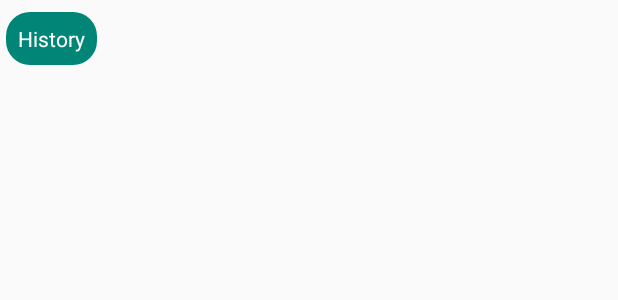
After one commit to studybar/studybar, an Android app: the layout category_list_item.xml on its own in the app's theme, with its tools: preview values and no code run, on a phone screen of 412 x 824 dp. The commit adds this screen. Shown: the top 300 px of the screen. Run offline under Robolectric (Android 15) with nearby library versions, the phone set to English and light mode, and no system bars.

Commit message:
1. 调整了类别显示的背景 2. 完善显示类别的 RecyclerView，点击动作待增加

```diff
--- /dev/null
+++ b/app/src/main/res/drawable/category_background.xml
@@ -0,0 +1,12 @@
+<?xml version="1.0" encoding="utf-8"?>
+<shape xmlns:android="http://schemas.android.com/apk/res/android">
+
+    <gradient
+        android:angle="45"
+        android:endColor="@color/colorPrimary"
+        android:startColor="@color/colorPrimary" />
+
+    <corners
+        android:radius="16dp"/>
+
+</shape>
--- /dev/null
+++ b/app/src/main/res/layout/category_list_item.xml
@@ -0,0 +1,20 @@
+<?xml version="1.0" encoding="utf-8"?>
+<LinearLayout xmlns:android="http://schemas.android.com/apk/res/android"
+    android:layout_width="wrap_content"
+    android:layout_height="match_parent"
+    xmlns:tools="http://schemas.android.com/tools">
+
+    <TextView
+        android:id="@+id/category_name"
+        android:layout_width="wrap_content"
+        android:layout_height="wrap_content"
+        android:layout_marginStart="4dp"
+        android:layout_marginEnd="4dp"
+        android:layout_marginTop="8dp"
+        android:layout_marginBottom="8dp"
+        android:background="@drawable/category_background"
+        tools:text="History"
+        android:padding="8dp"
+        android:textColor="#FFFFFF"/>
+
+</LinearLayout>
--- a/app/src/main/res/layout/fragment_home.xml
+++ b/app/src/main/res/layout/fragment_home.xml
@@ -9,8 +9,8 @@
         android:id="@+id/categories_recycler_view"
         android:layout_width="match_parent"
         android:layout_height="wrap_content"
+        tools:layoutManager="android.support.v7.widget.LinearLayoutManager"
         tools:listitem="@layout/category_list_item"
-        tools:layoutManager="android.support.v7.widget.LinearLayoutManager"
         tools:orientation="horizontal">
 
     </android.support.v7.widget.RecyclerView>
```
Also changed, not shown: app/src/main/java/com/wedo/studybar/Adapter/CategoryAdapter.java (added, +73 -0 lines), app/src/main/java/com/wedo/studybar/Fragments/HomeFragment.java (+61 -11 lines), app/src/main/java/com/wedo/studybar/util/Category.java (added, +13 -0 lines).
